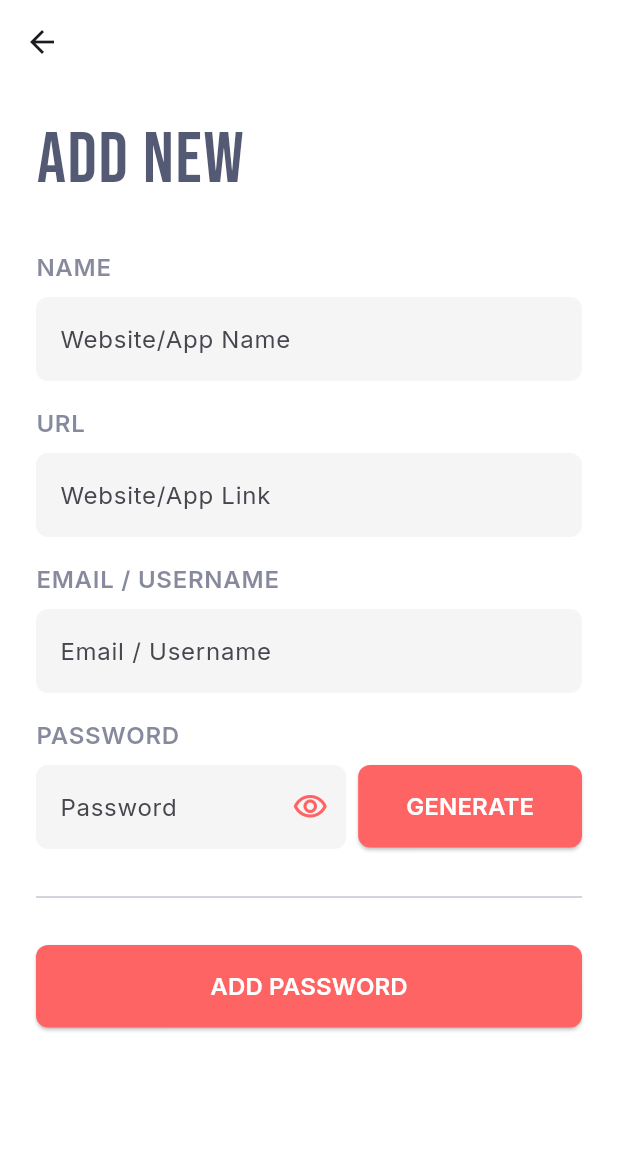
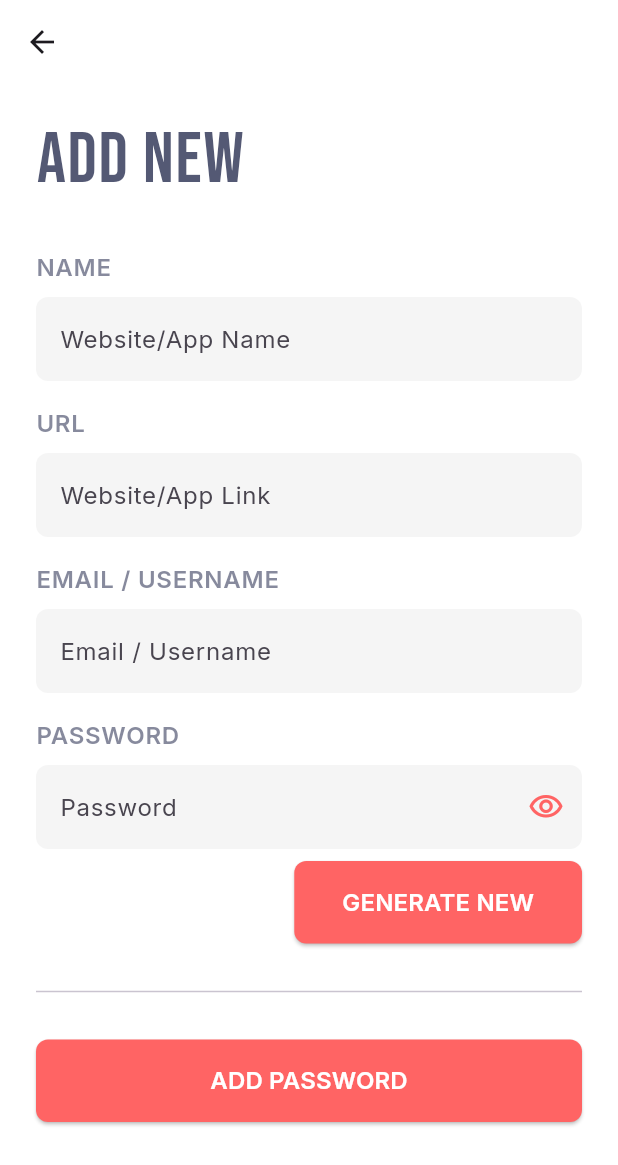
Before and after one commit to i-sifat/Passify, a Flutter app: the AddPasswordScreen screen opened directly, on a phone screen of 412 x 824 dp. Shown: the top 1165 px of the screen. Run offline on Flutter 3.47's test engine with Material 3 defaults, Android fonts, the light colour scheme and no system bars; our stand-ins replace file_picker, flutter_riverpod, google_fonts, package_info_plus, shared_preferences, vibration; missing offline and left inert: encrypt; accounts and stored records are empty.

Commit message:
fix generate new button

```diff
--- a/lib/screens/home/add_password_screen.dart
+++ b/lib/screens/home/add_password_screen.dart
@@ -331,8 +331,12 @@ class _AddPasswordScreenState extends ConsumerState<AddPasswordScreen> {
                 ),
               ),
             ),
-            const SizedBox(width: 8),
-            ElevatedButton(
+          ],
+        ),
+        const SizedBox(height: 8),
+        Align(
+          alignment: Alignment.centerRight,
+          child: ElevatedButton.icon(
             onPressed: () async {
               final password = await Navigator.push<String>(
                 context,
@@ -346,9 +350,8 @@ class _AddPasswordScreenState extends ConsumerState<AddPasswordScreen> {
                 });
               }
             },
-              child: const Text('GENERATE'),
+            label: const Text('GENERATE NEW'),
           ),
-          ],
         ),
       ],
     );
```
Lines whose indentation alone changed are shown as unchanged.
